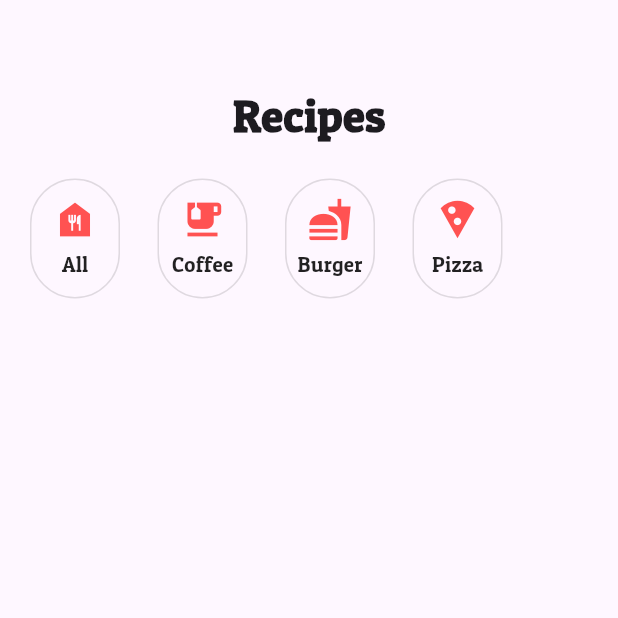
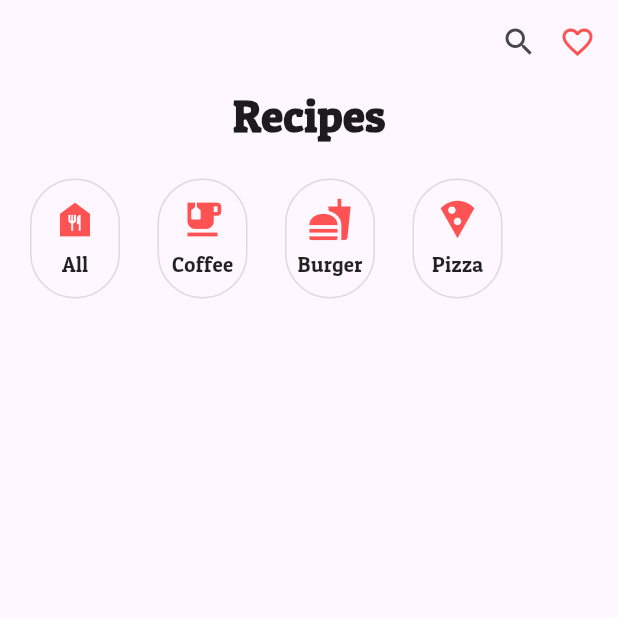
Before and after one commit to Gyudong-Kim/Recipe_App, a Flutter app: the screen it shows after launch, on a phone screen of 412 x 824 dp, the top half of it. Run offline on Flutter 3.47's test engine with Material 3 defaults, Android fonts, the phone set to English and light mode, and no system bars.

Commit message:
[Feature] Implement App Bar (#6)

```diff
--- a/lib/pages/recipe_page.dart
+++ b/lib/pages/recipe_page.dart
@@ -1,3 +1,4 @@
+import 'package:flutter/cupertino.dart';
 import 'package:flutter/material.dart';
 import 'package:recipe_app/components/recipe_menu.dart';
 import 'package:recipe_app/components/recipe_title.dart';
@@ -8,7 +9,7 @@ class RecipePage extends StatelessWidget {
   @override
   Widget build(BuildContext context) {
     return Scaffold(
-        appBar: _buildRecipeAppBar(),
+        appBar: _recipeAppBar(),
         body: const Column(
           children: [
             RecipeTitle(),
@@ -18,4 +19,17 @@ class RecipePage extends StatelessWidget {
   }
 }
 
-AppBar _buildRecipeAppBar() => AppBar();
+AppBar _recipeAppBar() {
+  return AppBar(
+    actions: [
+      const Icon(Icons.search),
+      _spacer(),
+      const Icon(Icons.favorite_border, color: Colors.redAccent),
+      _spacer(),
+    ],
+  );
+}
+
+Widget _spacer() {
+  return const SizedBox(width: 15);
+}
```
